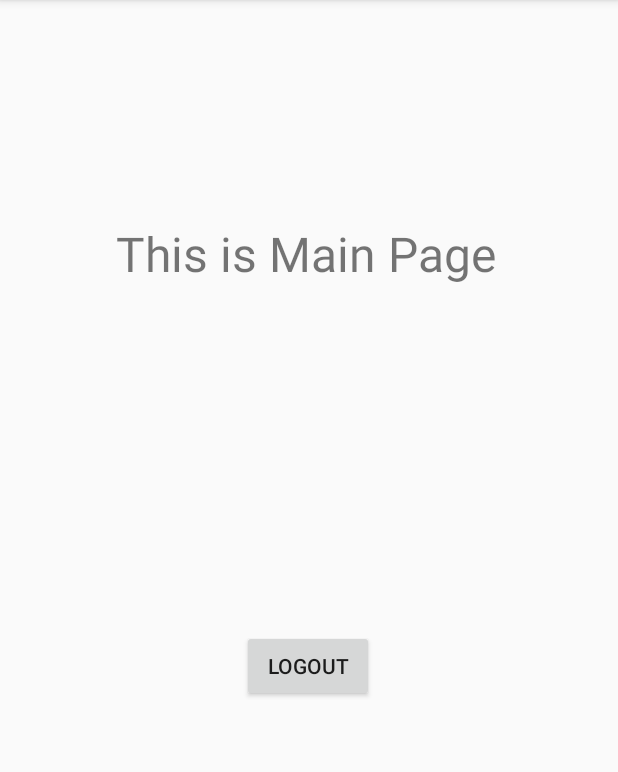
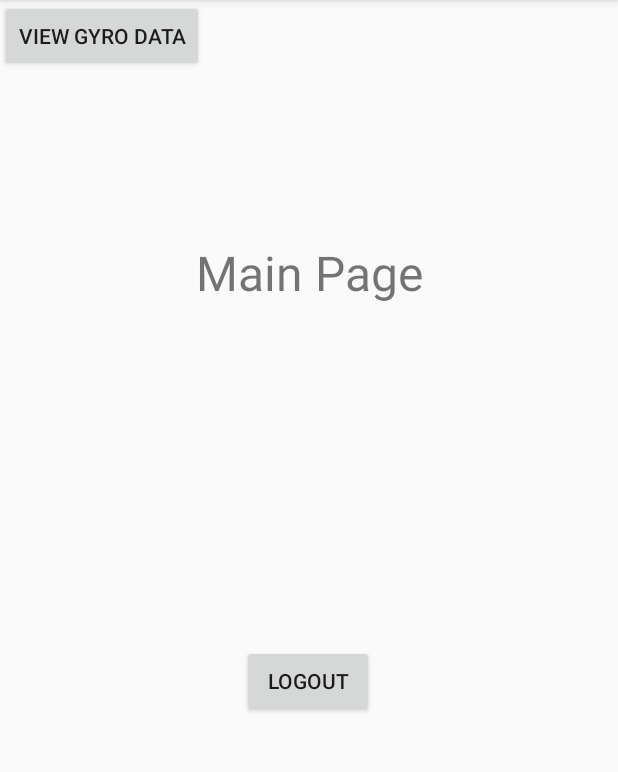
Before and after one commit to RashmiPrava21/MobileComputing, an Android app: the screen it shows after launch once a user with an empty profile is signed in (MainPage), on a phone screen of 412 x 824 dp, the part 84-856 px from its top. Run offline under Robolectric (Android 15) with nearby library versions, the phone set to English and light mode, and no system bars; our stand-ins replace Firebase (no records; nobody signed in at launch, a user with empty details on screens opened directly).

Commit message:
Added some functionality to collect gyroscope data.

```diff
--- a/FinalProject/app/src/main/AndroidManifest.xml
+++ b/FinalProject/app/src/main/AndroidManifest.xml
@@ -9,7 +9,8 @@
         android:roundIcon="@mipmap/ic_launcher_round"
         android:supportsRtl="true"
         android:theme="@style/AppTheme">
-        <activity android:name=".RegistrationActivity"></activity>
+        <activity android:name=".GyroData"></activity>
+        <activity android:name=".RegistrationActivity" />
         <activity android:name=".MainPage" />
         <activity android:name=".MainActivity">
             <intent-filter>
--- a/FinalProject/app/src/main/java/com/example/loginpage/MainPage.java
+++ b/FinalProject/app/src/main/java/com/example/loginpage/MainPage.java
@@ -11,6 +11,7 @@ import com.google.firebase.auth.FirebaseAuth;
 public class MainPage extends AppCompatActivity {
 
     private FirebaseAuth firebaseAuth;
+    private Button gyroLiveData;
     private Button logout;
 
     @Override
@@ -20,7 +21,15 @@ public class MainPage extends AppCompatActivity {
 
         firebaseAuth = FirebaseAuth.getInstance();
 
+        gyroLiveData = (Button) findViewById(R.id.gyroLiveData);
         logout = (Button)findViewById(R.id.logoutButton);
+
+        gyroLiveData.setOnClickListener(new View.OnClickListener() {
+            @Override
+            public void onClick(View v) {
+                startActivity(new Intent(MainPage.this, GyroData.class));
+            }
+        });
 
         logout.setOnClickListener(new View.OnClickListener() {
             @Override
--- a/FinalProject/app/src/main/res/layout/activity_main_page.xml
+++ b/FinalProject/app/src/main/res/layout/activity_main_page.xml
@@ -8,7 +8,7 @@
 
     <TextView
         android:id="@+id/textView2"
-        android:layout_width="257dp"
+        android:layout_width="wrap_content"
         android:layout_height="62dp"
         android:layout_marginStart="8dp"
         android:layout_marginLeft="8dp"
@@ -16,13 +16,13 @@
         android:layout_marginEnd="8dp"
         android:layout_marginRight="8dp"
         android:layout_marginBottom="8dp"
-        android:text="This is Main Page"
+        android:text="Main Page"
         android:textSize="32sp"
         app:layout_constraintBottom_toBottomOf="parent"
         app:layout_constraintEnd_toEndOf="parent"
         app:layout_constraintStart_toStartOf="parent"
         app:layout_constraintTop_toTopOf="parent"
-        app:layout_constraintVertical_bias="0.202" />
+        app:layout_constraintVertical_bias="0.22000003" />
 
     <Button
         android:id="@+id/logoutButton"
@@ -40,5 +40,13 @@
         app:layout_constraintHorizontal_bias="0.498"
         app:layout_constraintStart_toStartOf="parent"
         app:layout_constraintTop_toBottomOf="@+id/textView2"
-        app:layout_constraintVertical_bias="0.41" />
+        app:layout_constraintVertical_bias="0.415" />
+
+    <Button
+        android:id="@+id/gyroLiveData"
+        android:layout_width="wrap_content"
+        android:layout_height="wrap_content"
+        android:text="View Gyro Data"
+        tools:layout_editor_absoluteX="136dp"
+        tools:layout_editor_absoluteY="287dp" />
 </android.support.constraint.ConstraintLayout>
--- a/FinalProject/build.gradle
+++ b/FinalProject/build.gradle
@@ -7,7 +7,7 @@ buildscript {
 
     }
     dependencies {
-        classpath 'com.android.tools.build:gradle:3.3.0'
+        classpath 'com.android.tools.build:gradle:3.3.2'
         classpath 'com.google.gms:google-services:4.2.0'
 
         // NOTE: Do not place your application dependencies here; they belong
```
Also changed, not shown: FinalProject/app/src/main/java/com/example/loginpage/GyroData.java (added, +105 -0 lines), FinalProject/app/src/main/res/layout/activity_gyro_data.xml (added, +56 -0 lines), FinalProject/app/build.gradle (line endings or trailing spaces).
